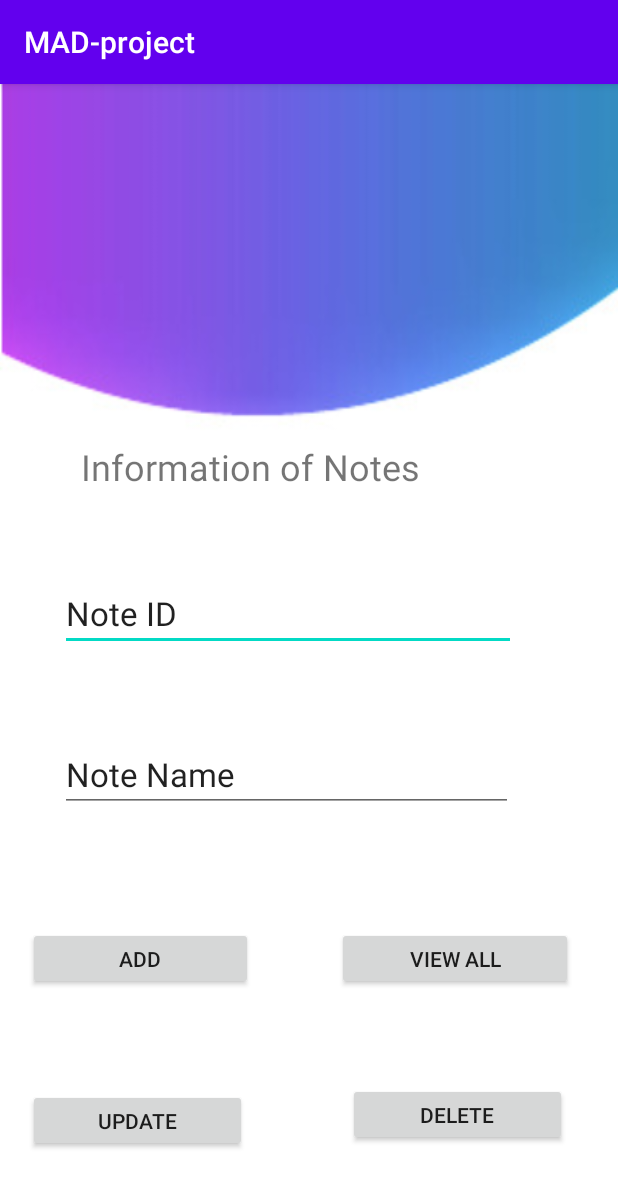
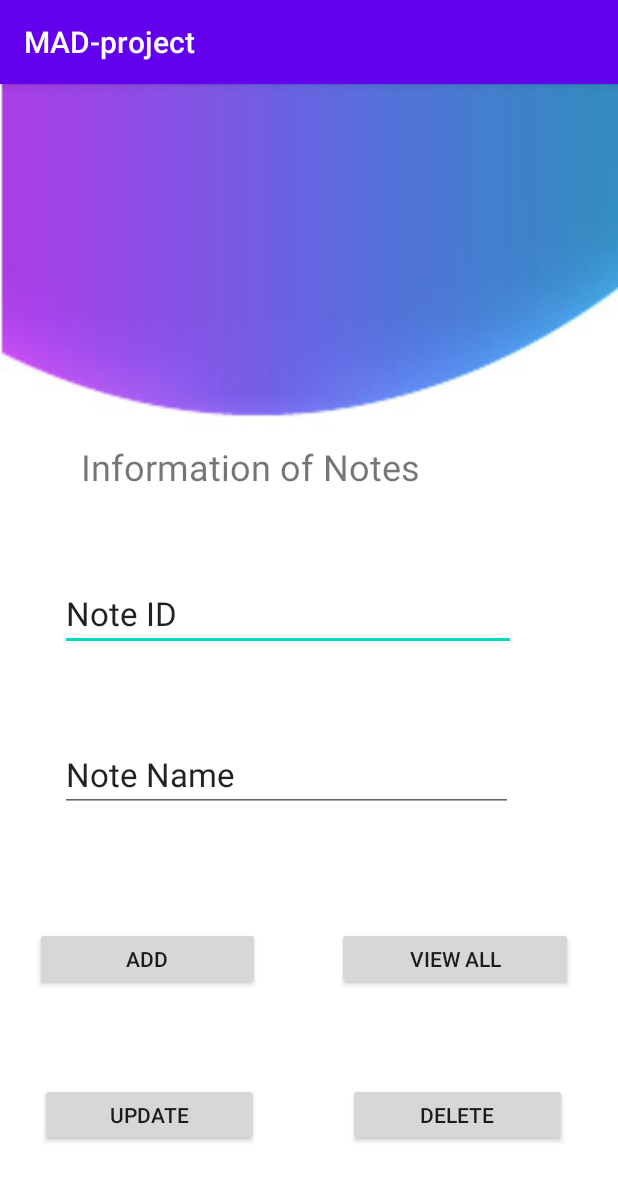
Before and after one commit to sadeeptha100/madfinshed, an Android app: the screen it shows after launch (MainActivity), on a phone screen of 412 x 824 dp. Shown: the top 1187 px of the screen. Run offline under Robolectric (Android 15) with nearby library versions, the phone set to English and light mode, and no system bars.

Commit message:
initial 2

```diff
--- a/app/src/main/res/layout/activity_main.xml
+++ b/app/src/main/res/layout/activity_main.xml
@@ -58,7 +58,7 @@
         android:text="Add"
         app:layout_constraintBottom_toBottomOf="parent"
         app:layout_constraintEnd_toEndOf="parent"
-        app:layout_constraintHorizontal_bias="0.072"
+        app:layout_constraintHorizontal_bias="0.088"
         app:layout_constraintStart_toStartOf="parent" />
 
     <Button
@@ -76,11 +76,11 @@
         android:id="@+id/button_update"
         android:layout_width="146dp"
         android:layout_height="42dp"
-        android:layout_marginBottom="56dp"
+        android:layout_marginBottom="60dp"
         android:text="UPDATE"
         app:layout_constraintBottom_toBottomOf="parent"
         app:layout_constraintEnd_toEndOf="parent"
-        app:layout_constraintHorizontal_bias="0.071"
+        app:layout_constraintHorizontal_bias="0.101"
         app:layout_constraintStart_toStartOf="parent" />
 
     <Button
```
